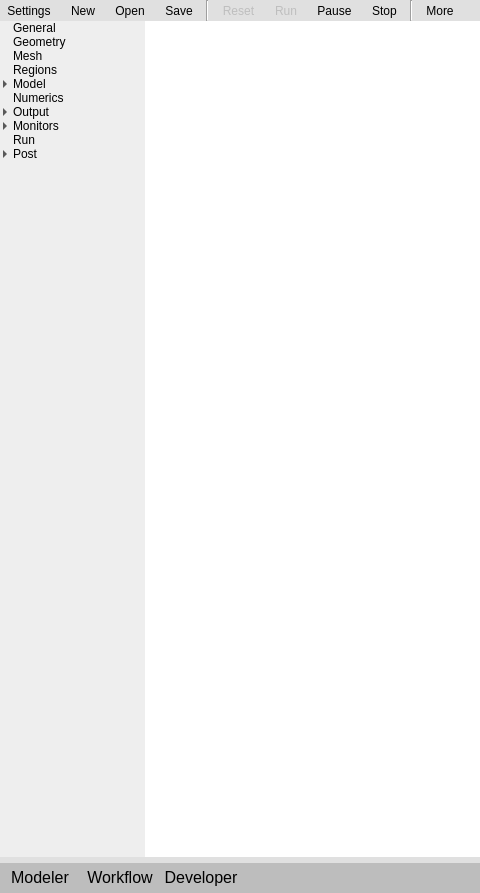
This is gui/uifiles/gui.ui in truongd8593/mfix as Qt 5 draws it before an edit; both pictures show x 0 to 480 and y 0 to 893 of the 1265 by 893 pixel window. The edited form follows.
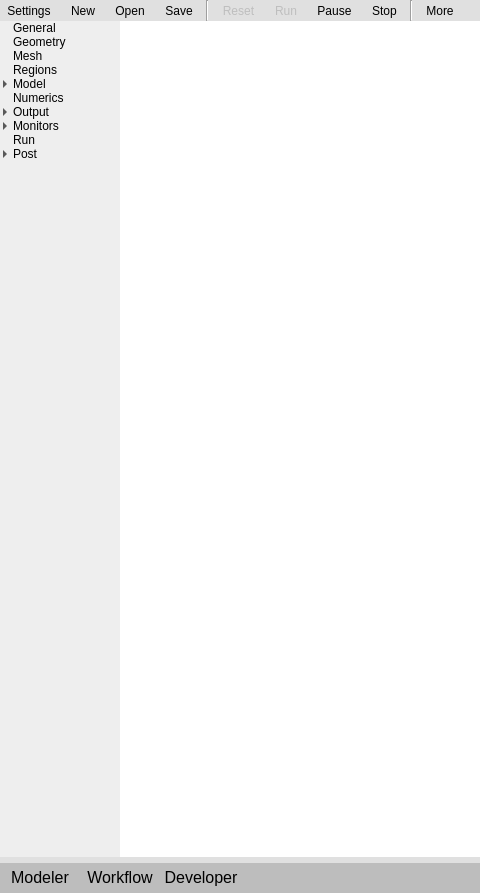
This is the edited form.

Commit message: small tweaks to navigation tree

The edit to the form file:
```diff
--- a/gui/uifiles/gui.ui
+++ b/gui/uifiles/gui.ui
@@ -496,20 +496,20 @@
                <item>
                 <widget class="QTreeWidget" name="treewidget_model_navigation">
                  <property name="sizePolicy">
-                  <sizepolicy hsizetype="Expanding" vsizetype="Preferred">
+                  <sizepolicy hsizetype="MinimumExpanding" vsizetype="Preferred">
                    <horstretch>0</horstretch>
                    <verstretch>0</verstretch>
                   </sizepolicy>
                  </property>
                  <property name="minimumSize">
                   <size>
-                   <width>68</width>
+                   <width>70</width>
                    <height>0</height>
                   </size>
                  </property>
                  <property name="maximumSize">
                   <size>
-                   <width>145</width>
+                   <width>120</width>
                    <height>16777215</height>
                   </size>
                  </property>
```
Left out of the diff: 5 changed lines with no effect on the pictures.
